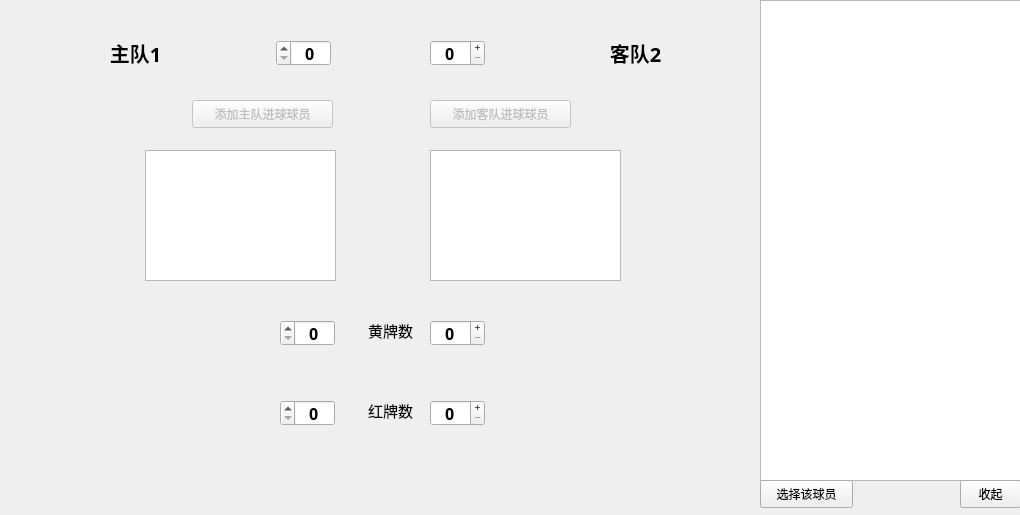
Ozal220/WorldCupManagerSystem, file matchstaticwindow.ui: the form before one commit.
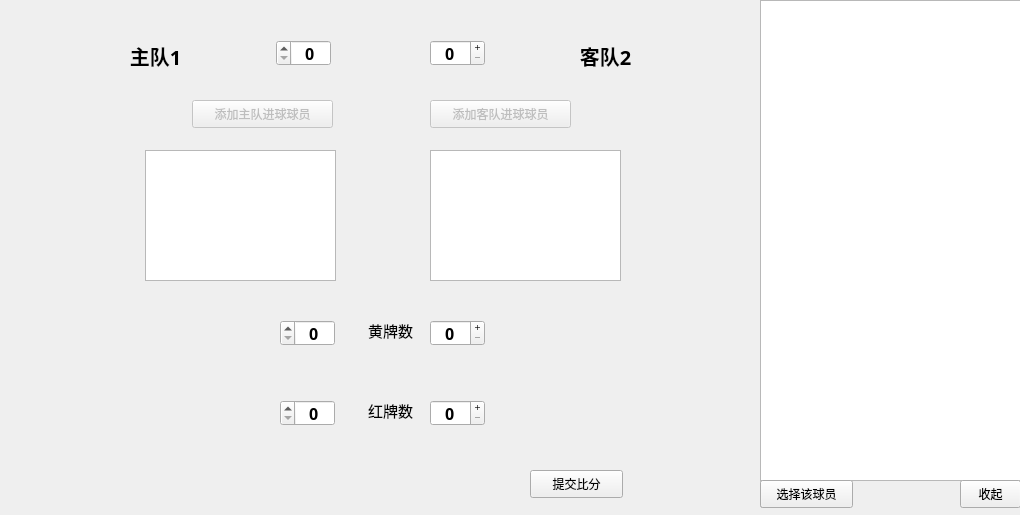
The form after the commit. Icons and pictures are not drawn.

Diff of the .ui file:
```diff
--- a/matchstaticwindow.ui
+++ b/matchstaticwindow.ui
@@ -240,10 +240,10 @@
   <widget class="QLabel" name="team_1">
    <property name="geometry">
     <rect>
-     <x>10</x>
-     <y>40</y>
+     <x>30</x>
+     <y>30</y>
      <width>251</width>
-     <height>25</height>
+     <height>51</height>
     </rect>
    </property>
    <property name="font">
@@ -264,10 +264,10 @@
   <widget class="QLabel" name="team_2">
    <property name="geometry">
     <rect>
-     <x>510</x>
-     <y>40</y>
+     <x>480</x>
+     <y>30</y>
      <width>251</width>
-     <height>25</height>
+     <height>51</height>
     </rect>
    </property>
    <property name="font">
@@ -450,6 +450,19 @@
     <string>收起</string>
    </property>
   </widget>
+  <widget class="QPushButton" name="pushButton_4">
+   <property name="geometry">
+    <rect>
+     <x>530</x>
+     <y>470</y>
+     <width>93</width>
+     <height>28</height>
+    </rect>
+   </property>
+   <property name="text">
+    <string>提交比分</string>
+   </property>
+  </widget>
  </widget>
  <resources>
   <include location="resourse.qrc"/>
```
